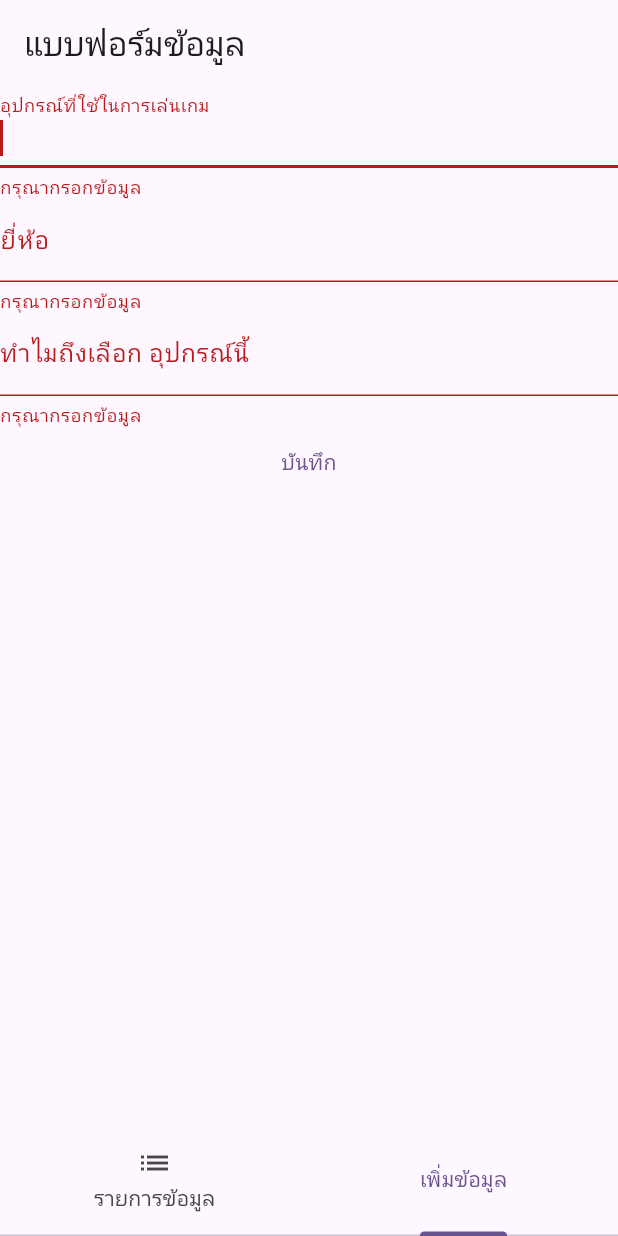
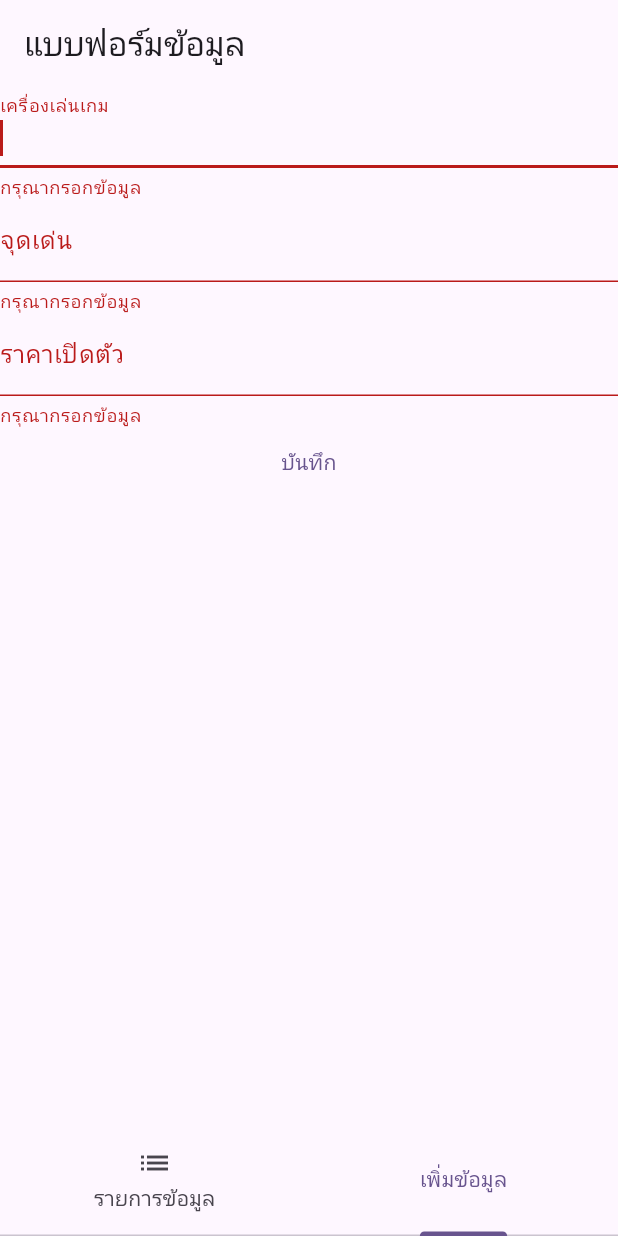
Before and after one commit to RESS69/simple_app, a Flutter app: the screen it shows after launch, tab 2 chosen, after a tap on "บันทึก", on a phone screen of 412 x 824 dp. Run offline on Flutter 3.47's test engine with Material 3 defaults, Android fonts, the phone set to English and light mode, and no system bars; our stand-ins replace sembast.

```diff
--- a/lib/database/transaction_db.dart
+++ b/lib/database/transaction_db.dart
@@ -26,7 +26,7 @@ class TransactionDB {
     var keyID = store.add(db, {
       "title": statement.title,
       "brand": statement.brand,
-      "amount": statement.about,
+      "amount": statement.amount,
       "date": statement.date.toIso8601String()
     });
     db.close();
@@ -43,7 +43,7 @@ class TransactionDB {
       transactions.add(Transactions(
           keyID: record.key,
           title: record['title'].toString(),
-          about: record['title'].toString(),
+          amount: record['amount'].toString(),
           date: DateTime.parse(record['date'].toString()),
           brand: record['brand'].toString()));
     }
@@ -64,7 +64,7 @@ class TransactionDB {
     await store.record(statement.keyID!).update(db, {
       "title": statement.title,
       "brand": statement.brand,
-      "amount": statement.about,
+      "amount": statement.amount,
       "date": statement.date.toIso8601String()
     });
   }
--- a/lib/models/transaction.dart
+++ b/lib/models/transaction.dart
@@ -3,7 +3,7 @@ class Transactions {
   final int? keyID;
   final String title;
   final String brand;
-  final String about;
+  final String amount;
   final DateTime date;
 
   Transactions({
@@ -11,7 +11,7 @@ class Transactions {
     this.keyID,
     required this.title,
     required this.brand,
-    required this.about,
+    required this.amount,
     required this.date,
   });
 }
--- a/lib/screen/EditFormScreen.dart
+++ b/lib/screen/EditFormScreen.dart
@@ -11,12 +11,12 @@ class EditFormScreen extends StatelessWidget {
   final formKey = GlobalKey<FormState>();
   final titleController = TextEditingController();
   final brandController = TextEditingController();
-  final aboutController = TextEditingController();
+  final amountController = TextEditingController();
 
   void initState() {
     titleController.text = transaction.title;
     brandController.text = transaction.brand;
-    aboutController.text = transaction.about;
+    amountController.text = transaction.amount;
   }
 
   @override
@@ -31,7 +31,7 @@ class EditFormScreen extends StatelessWidget {
           children: [
             TextFormField(
               decoration: const InputDecoration(
-                labelText: 'อุปกรณ์ที่ใช้ในการเล่นเกม',
+                labelText: 'เครื่องเล่นเกม',
               ),
               controller: titleController,
               validator: (String? str) {
@@ -42,7 +42,7 @@ class EditFormScreen extends StatelessWidget {
             ),
             TextFormField(
               decoration: const InputDecoration(
-                labelText: 'ยี่ห้อ',
+                labelText: 'จุดเด่น',
               ),
               controller: brandController,
               validator: (String? str) {
@@ -53,10 +53,10 @@ class EditFormScreen extends StatelessWidget {
             ),
             TextFormField(
               decoration: const InputDecoration(
-                labelText: 'อุปกรณ์ที่ใช้ในการเล่นเกม',
+                labelText: 'ราคาเปิดตัว',
               ),
               autofocus: true,
-              controller: aboutController,
+              controller: amountController,
               validator: (String? str) {
                 if (str!.isEmpty) {
                   return 'กรุณากรอกข้อมูล';
@@ -71,7 +71,7 @@ class EditFormScreen extends StatelessWidget {
                     keyID: transaction.keyID,
                     title: titleController.text,
                     brand: brandController.text,
-                    about: aboutController.text,
+                    amount: amountController.text,
                     date: transaction.date, // Keep the same date
                   );
 
--- a/lib/screen/form_screen.dart
+++ b/lib/screen/form_screen.dart
@@ -11,7 +11,7 @@ class FormScreen extends StatelessWidget {
   final formKey = GlobalKey<FormState>();
   final titleController = TextEditingController();
   final brandController = TextEditingController();
-  final aboutController = TextEditingController();
+  final amountController = TextEditingController();
 
   @override
   Widget build(BuildContext context) {
@@ -25,7 +25,7 @@ class FormScreen extends StatelessWidget {
               children: [
                 TextFormField(
                   decoration: const InputDecoration(
-                    labelText: 'อุปกรณ์ที่ใช้ในการเล่นเกม',
+                    labelText: 'เครื่องเล่นเกม',
                   ),
                   autofocus: true,
                   controller: titleController,
@@ -37,7 +37,7 @@ class FormScreen extends StatelessWidget {
                 ),
                 TextFormField(
                   decoration: const InputDecoration(
-                    labelText: 'ยี่ห้อ',
+                    labelText: 'จุดเด่น',
                   ),
                   autofocus: true,
                   controller: brandController,
@@ -49,10 +49,10 @@ class FormScreen extends StatelessWidget {
                 ),
                 TextFormField(
                   decoration: const InputDecoration(
-                    labelText: 'ทำไมถึงเลือก อุปกรณ์นี้',
+                    labelText: 'ราคาเปิดตัว',
                   ),
                   autofocus: true,
-                  controller: aboutController,
+                  controller: amountController,
                   validator: (String? str) {
                     if (str!.isEmpty) {
                       return 'กรุณากรอกข้อมูล';
@@ -68,7 +68,7 @@ class FormScreen extends StatelessWidget {
                             keyID: null,
                             title: titleController.text,
                             brand: brandController.text,
-                            about: aboutController.text,
+                            amount: amountController.text,
                             date: DateTime.now());
 
                         // add transaction data object to provider
```
Also changed, not shown: lib/screen/HomeScreen.dart (+10 -2 lines), lib/screen/detailScreen.dart (added, +75 -0 lines).
